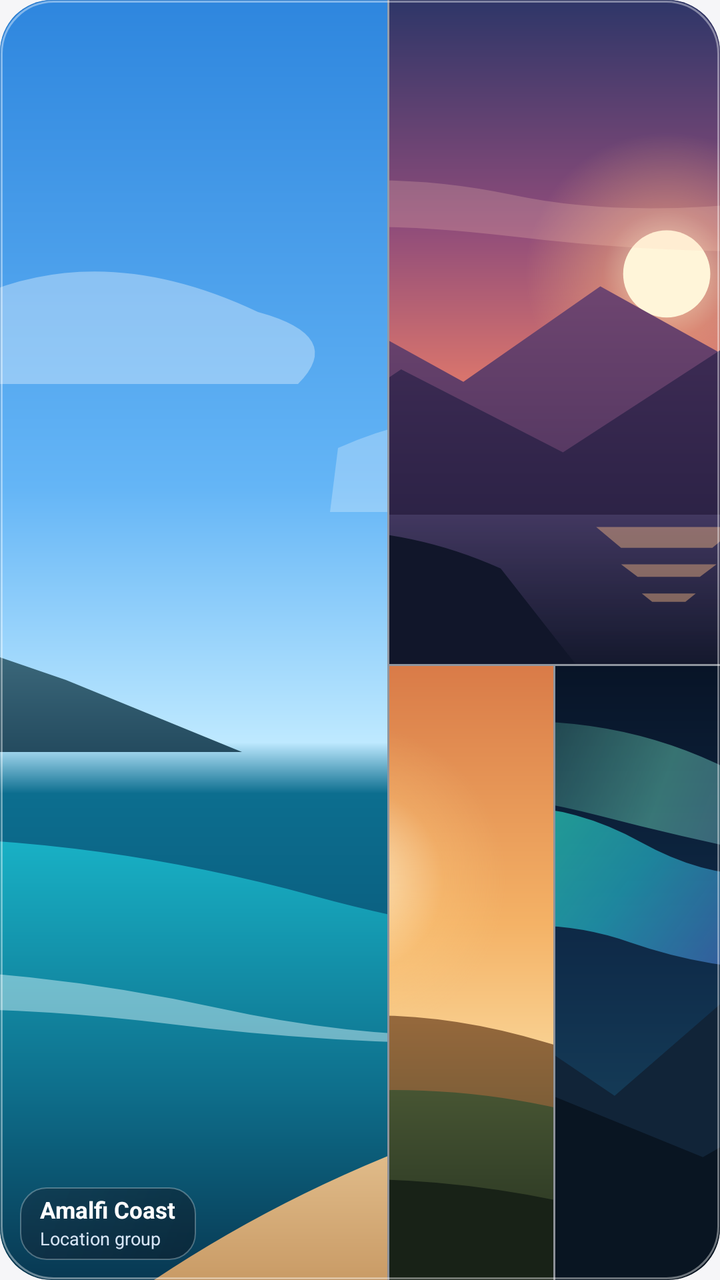
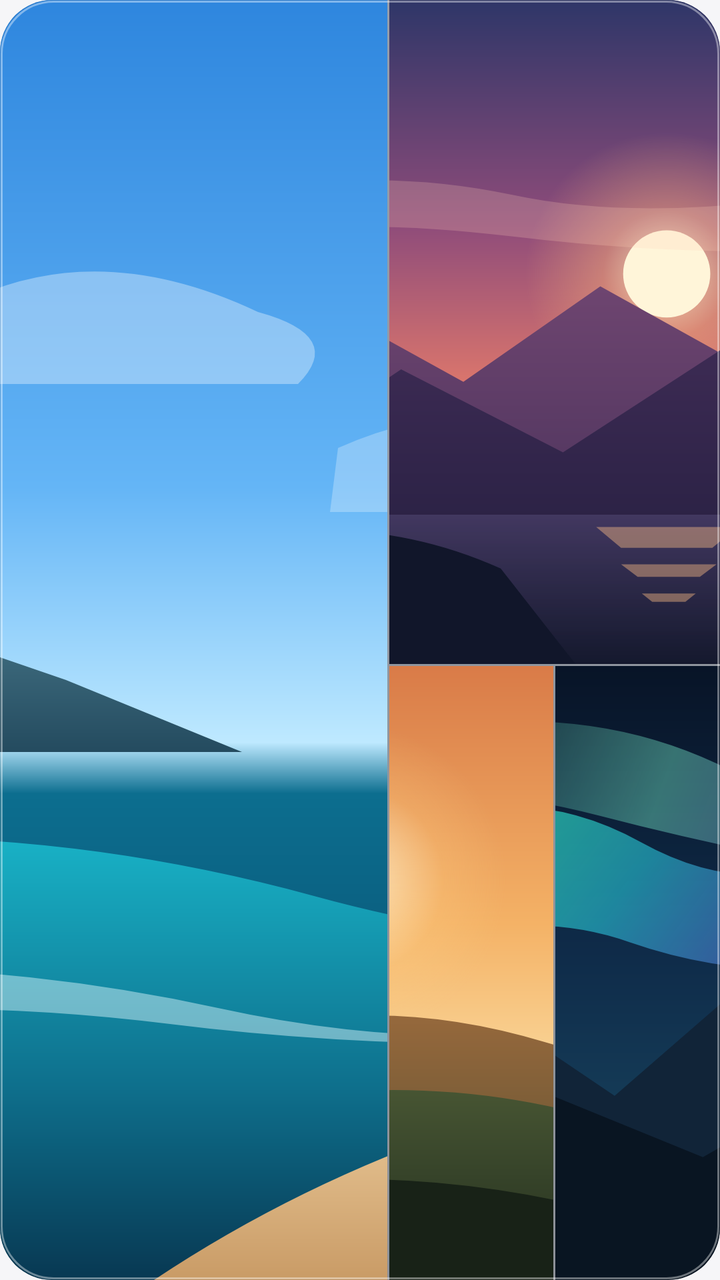

Two renders of the same Android screen: before a commit and after it. Below are the layout's source before the change and the commit's diff.
<!-- AndroidManifest.xml: application theme Theme.LuminaGallery -->
<!-- res/layout/widget_preview_smart_collage.xml -->
<?xml version="1.0" encoding="utf-8"?>
<FrameLayout xmlns:android="http://schemas.android.com/apk/res/android"
    android:layout_width="match_parent"
    android:layout_height="match_parent"
    android:background="@drawable/widget_bg_rounded"
    android:clipToOutline="true"
    android:foreground="@drawable/widget_glass_edge">

    <LinearLayout
        android:layout_width="match_parent"
        android:layout_height="match_parent"
        android:background="#66FFFFFF"
        android:orientation="horizontal">

        <ImageView
            android:layout_width="0dp"
            android:layout_height="match_parent"
            android:layout_marginEnd="1.1dp"
            android:layout_weight="54"
            android:contentDescription="@string/widget_photo_collage"
            android:scaleType="centerCrop"
            android:src="@drawable/widget_art_ocean_waves" />

        <LinearLayout
            android:layout_width="0dp"
            android:layout_height="match_parent"
            android:layout_weight="46"
            android:orientation="vertical">

            <ImageView
                android:layout_width="match_parent"
                android:layout_height="0dp"
                android:layout_marginBottom="1.1dp"
                android:layout_weight="52"
                android:contentDescription="@string/widget_photo_collage"
                android:scaleType="centerCrop"
                android:src="@drawable/widget_art_sunset_peaks" />

            <LinearLayout
                android:layout_width="match_parent"
                android:layout_height="0dp"
                android:layout_weight="48"
                android:orientation="horizontal">

                <ImageView
                    android:layout_width="0dp"
                    android:layout_height="match_parent"
                    android:layout_marginEnd="1.1dp"
                    android:layout_weight="1"
                    android:contentDescription="@string/widget_photo_collage"
                    android:scaleType="centerCrop"
                    android:src="@drawable/widget_art_golden_meadow" />

                <ImageView
                    android:layout_width="0dp"
                    android:layout_height="match_parent"
                    android:layout_weight="1"
                    android:contentDescription="@string/widget_photo_collage"
                    android:scaleType="centerCrop"
                    android:src="@drawable/widget_art_aurora_pine" />
            </LinearLayout>
        </LinearLayout>
    </LinearLayout>

    <LinearLayout
        android:layout_width="wrap_content"
        android:layout_height="wrap_content"
        android:layout_gravity="bottom|start"
        android:layout_margin="10dp"
        android:background="@drawable/widget_glass_pill"
        android:orientation="vertical"
        android:paddingHorizontal="10dp"
        android:paddingVertical="5dp">

        <TextView
            android:layout_width="wrap_content"
            android:layout_height="wrap_content"
            android:includeFontPadding="false"
            android:maxLines="1"
            android:text="@string/widget_preview_collage_title"
            android:textColor="#FFFFFF"
            android:textSize="11.5sp"
            android:textStyle="bold" />

        <TextView
            android:layout_width="wrap_content"
            android:layout_height="wrap_content"
            android:layout_marginTop="2dp"
            android:includeFontPadding="false"
            android:maxLines="1"
            android:text="@string/widget_preview_collage_sub"
            android:textColor="#D6E4F5"
            android:textSize="9sp" />
    </LinearLayout>

</FrameLayout>
<!-- resources referenced by this layout -->
<resources>
  <!-- drawable widget_art_aurora_pine: vector/xml drawable (drawable, 2723 chars, omitted) -->
  <!-- drawable widget_art_golden_meadow: vector/xml drawable (drawable, 2684 chars, omitted) -->
  <!-- drawable widget_art_ocean_waves: vector/xml drawable (drawable, 3062 chars, omitted) -->
  <!-- drawable widget_art_sunset_peaks: vector/xml drawable (drawable, 3773 chars, omitted) -->
  <!-- drawable widget_bg_rounded (drawable) -->
  <?xml version="1.0" encoding="utf-8"?>
  <shape xmlns:android="http://schemas.android.com/apk/res/android"
      android:shape="rectangle">
      <corners android:radius="@dimen/widget_corner_radius" />
      <gradient
          android:angle="315"
          android:startColor="#CC2B3C56"
          android:centerColor="#CC1A263A"
          android:endColor="#CC111929" />
  </shape>
  <!-- drawable widget_glass_edge (drawable) -->
  <?xml version="1.0" encoding="utf-8"?>
  <layer-list xmlns:android="http://schemas.android.com/apk/res/android">
      
      <item>
          <shape android:shape="rectangle">
              <corners android:radius="@dimen/widget_corner_radius" />
              <stroke
                  android:width="0.45dp"
                  android:color="#1A000000" />
          </shape>
      </item>
      
      <item
          android:bottom="0.45dp"
          android:left="0.45dp"
          android:right="0.45dp"
          android:top="0.45dp">
          <shape android:shape="rectangle">
              <corners android:radius="@dimen/widget_corner_radius" />
              <solid android:color="#00000000" />
              <stroke
                  android:width="1.15dp"
                  android:color="#66FFFFFF" />
          </shape>
      </item>
  </layer-list>
  <!-- drawable widget_glass_pill (drawable) -->
  <?xml version="1.0" encoding="utf-8"?>
  <shape xmlns:android="http://schemas.android.com/apk/res/android"
      android:shape="rectangle">
      <corners android:radius="13dp" />
      <gradient
          android:angle="315"
          android:startColor="#66162030"
          android:endColor="#780B101A" />
      <stroke
          android:width="0.75dp"
          android:color="#47FFFFFF" />
  </shape>
  <string name="widget_photo_collage">Smart Collage</string>
  <string name="widget_preview_collage_sub">Location group</string>
  <string name="widget_preview_collage_title">Amalfi Coast</string>
  <style name="Theme.LuminaGallery" parent="android:Theme.Material.Light.NoActionBar">
          <item name="android:windowBackground">@color/launch_window_background</item>
          <item name="android:statusBarColor">@android:color/transparent</item>
          <item name="android:navigationBarColor">@android:color/transparent</item>
      </style>
  <dimen name="widget_corner_radius">26dp</dimen>
  <color name="launch_window_background">#FFF6F6F8</color>
</resources>

<!-- the commit's change to res/layout/widget_preview_smart_collage.xml (unified diff, before → after) -->
@@ -62,35 +62,4 @@
         </LinearLayout>
     </LinearLayout>
 
-    <LinearLayout
-        android:layout_width="wrap_content"
-        android:layout_height="wrap_content"
-        android:layout_gravity="bottom|start"
-        android:layout_margin="10dp"
-        android:background="@drawable/widget_glass_pill"
-        android:orientation="vertical"
-        android:paddingHorizontal="10dp"
-        android:paddingVertical="5dp">
-
-        <TextView
-            android:layout_width="wrap_content"
-            android:layout_height="wrap_content"
-            android:includeFontPadding="false"
-            android:maxLines="1"
-            android:text="@string/widget_preview_collage_title"
-            android:textColor="#FFFFFF"
-            android:textSize="11.5sp"
-            android:textStyle="bold" />
-
-        <TextView
-            android:layout_width="wrap_content"
-            android:layout_height="wrap_content"
-            android:layout_marginTop="2dp"
-            android:includeFontPadding="false"
-            android:maxLines="1"
-            android:text="@string/widget_preview_collage_sub"
-            android:textColor="#D6E4F5"
-            android:textSize="9sp" />
-    </LinearLayout>
-
 </FrameLayout>
<!-- resource entries referenced after the edit -->
@@ -42,22 +42,7 @@
           </shape>
       </item>
   </layer-list>
-  <!-- drawable widget_glass_pill (drawable) -->
-  <?xml version="1.0" encoding="utf-8"?>
-  <shape xmlns:android="http://schemas.android.com/apk/res/android"
-      android:shape="rectangle">
-      <corners android:radius="13dp" />
-      <gradient
-          android:angle="315"
-          android:startColor="#66162030"
-          android:endColor="#780B101A" />
-      <stroke
-          android:width="0.75dp"
-          android:color="#47FFFFFF" />
-  </shape>
-  <string name="widget_photo_collage">Smart Collage</string>
-  <string name="widget_preview_collage_sub">Location group</string>
-  <string name="widget_preview_collage_title">Amalfi Coast</string>
+  <string name="widget_photo_collage">Photo Collage</string>
   <style name="Theme.LuminaGallery" parent="android:Theme.Material.Light.NoActionBar">
           <item name="android:windowBackground">@color/launch_window_background</item>
           <item name="android:statusBarColor">@android:color/transparent</item>
